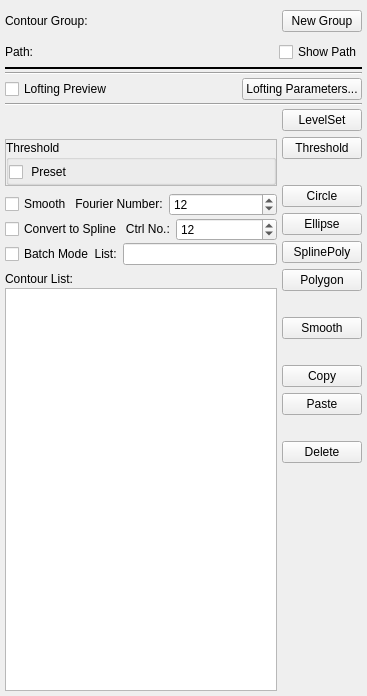
Qt form Code/Source/sv4gui/Plugins/org.sv.gui.qt.segmentation/sv4gui_Seg2DEdit.ui (SimVascular/SimVascular) before a commit.
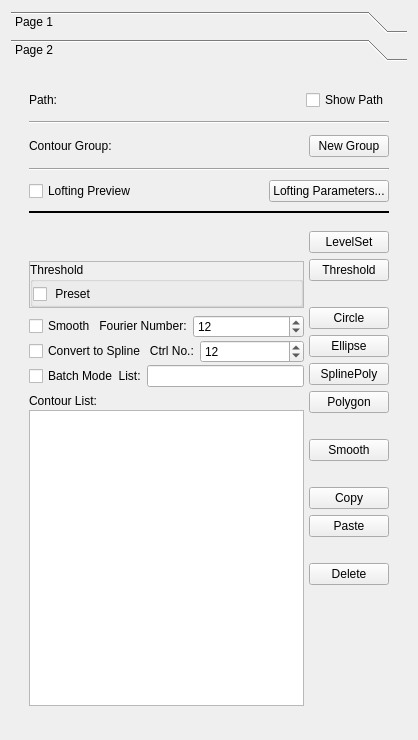
The same form after that commit. Custom widgets are drawn as their Qt base class.

Commit message: adding pages to segmentation plugin

Patch:
```diff
--- a/Code/Source/sv4gui/Plugins/org.sv.gui.qt.segmentation/sv4gui_Seg2DEdit.ui
+++ b/Code/Source/sv4gui/Plugins/org.sv.gui.qt.segmentation/sv4gui_Seg2DEdit.ui
@@ -6,29 +6,115 @@
    <rect>
     <x>0</x>
     <y>0</y>
-    <width>367</width>
-    <height>696</height>
+    <width>418</width>
+    <height>740</height>
    </rect>
   </property>
   <property name="windowTitle">
    <string>Form</string>
   </property>
+  <layout class="QVBoxLayout" name="verticalLayout_5">
+   <item>
+    <widget class="QToolBox" name="toolBox">
+     <property name="currentIndex">
+      <number>1</number>
+     </property>
+     <widget class="QWidget" name="page">
+      <property name="geometry">
+       <rect>
+        <x>0</x>
+        <y>0</y>
+        <width>400</width>
+        <height>660</height>
+       </rect>
+      </property>
+      <attribute name="label">
+       <string>Page 1</string>
+      </attribute>
+     </widget>
+     <widget class="QWidget" name="page_2">
+      <property name="geometry">
+       <rect>
+        <x>0</x>
+        <y>0</y>
+        <width>400</width>
+        <height>660</height>
+       </rect>
+      </property>
+      <attribute name="label">
+       <string>Page 2</string>
+      </attribute>
   <layout class="QVBoxLayout" name="verticalLayout">
-   <property name="spacing">
-    <number>0</number>
-   </property>
+       <item>
+        <widget class="QWidget" name="widget_8" native="true">
+         <property name="sizePolicy">
+          <sizepolicy hsizetype="Preferred" vsizetype="Preferred">
+           <horstretch>0</horstretch>
+           <verstretch>0</verstretch>
+          </sizepolicy>
+         </property>
+         <layout class="QVBoxLayout" name="verticalLayout_4">
+          <item>
+           <widget class="QWidget" name="widget_4" native="true">
+            <layout class="QGridLayout" name="gridLayout_2">
    <property name="leftMargin">
-    <number>5</number>
+              <number>0</number>
    </property>
    <property name="topMargin">
     <number>5</number>
    </property>
    <property name="rightMargin">
-    <number>5</number>
+              <number>0</number>
    </property>
    <property name="bottomMargin">
-    <number>0</number>
-   </property>
+              <number>5</number>
+             </property>
+             <property name="spacing">
+              <number>5</number>
+             </property>
+             <item row="0" column="2">
+              <widget class="QCheckBox" name="checkBoxShowPath">
+               <property name="sizePolicy">
+                <sizepolicy hsizetype="Fixed" vsizetype="Fixed">
+                 <horstretch>0</horstretch>
+                 <verstretch>0</verstretch>
+                </sizepolicy>
+               </property>
+               <property name="text">
+                <string>Show Path</string>
+               </property>
+              </widget>
+             </item>
+             <item row="0" column="0">
+              <widget class="QLabel" name="label_6">
+               <property name="sizePolicy">
+                <sizepolicy hsizetype="Fixed" vsizetype="Preferred">
+                 <horstretch>0</horstretch>
+                 <verstretch>0</verstretch>
+                </sizepolicy>
+               </property>
+               <property name="text">
+                <string>Path:</string>
+               </property>
+              </widget>
+             </item>
+             <item row="0" column="1">
+              <widget class="QLabel" name="labelPathName">
+               <property name="text">
+                <string/>
+               </property>
+              </widget>
+             </item>
+            </layout>
+           </widget>
+          </item>
+          <item>
+           <widget class="Line" name="line_2">
+            <property name="orientation">
+             <enum>Qt::Horizontal</enum>
+            </property>
+           </widget>
+          </item>
    <item>
     <widget class="QWidget" name="widget_5" native="true">
      <layout class="QGridLayout" name="gridLayout">
@@ -84,101 +170,7 @@
     </widget>
    </item>
    <item>
-    <widget class="QWidget" name="widget_4" native="true">
-     <layout class="QGridLayout" name="gridLayout_2">
-      <property name="leftMargin">
-       <number>0</number>
-      </property>
-      <property name="topMargin">
-       <number>5</number>
-      </property>
-      <property name="rightMargin">
-       <number>0</number>
-      </property>
-      <property name="bottomMargin">
-       <number>5</number>
-      </property>
-      <property name="spacing">
-       <number>5</number>
-      </property>
-      <item row="0" column="1">
-       <widget class="QLabel" name="labelPathName">
-        <property name="text">
-         <string/>
-        </property>
-       </widget>
-      </item>
-      <item row="0" column="0">
-       <widget class="QLabel" name="label_6">
-        <property name="sizePolicy">
-         <sizepolicy hsizetype="Fixed" vsizetype="Preferred">
-          <horstretch>0</horstretch>
-          <verstretch>0</verstretch>
-         </sizepolicy>
-        </property>
-        <property name="text">
-         <string>Path:</string>
-        </property>
-       </widget>
-      </item>
-      <item row="0" column="2">
-       <widget class="QCheckBox" name="checkBoxShowPath">
-        <property name="sizePolicy">
-         <sizepolicy hsizetype="Fixed" vsizetype="Fixed">
-          <horstretch>0</horstretch>
-          <verstretch>0</verstretch>
-         </sizepolicy>
-        </property>
-        <property name="text">
-         <string>Show Path</string>
-        </property>
-       </widget>
-      </item>
-     </layout>
-    </widget>
-   </item>
-   <item>
-    <widget class="Line" name="line">
-     <property name="frameShadow">
-      <enum>QFrame::Plain</enum>
-     </property>
-     <property name="lineWidth">
-      <number>2</number>
-     </property>
-     <property name="midLineWidth">
-      <number>1</number>
-     </property>
-     <property name="orientation">
-      <enum>Qt::Horizontal</enum>
-     </property>
-    </widget>
-   </item>
-   <item>
-    <widget class="QWidget" name="widget_6" native="true">
-     <layout class="QHBoxLayout" name="horizontalLayout_8">
-      <property name="spacing">
-       <number>0</number>
-      </property>
-      <property name="leftMargin">
-       <number>0</number>
-      </property>
-      <property name="topMargin">
-       <number>0</number>
-      </property>
-      <property name="rightMargin">
-       <number>0</number>
-      </property>
-      <property name="bottomMargin">
-       <number>2</number>
-      </property>
-      <item>
-       <widget class="sv4guiResliceSlider" name="resliceSlider" native="true"/>
-      </item>
-     </layout>
-    </widget>
-   </item>
-   <item>
-    <widget class="Line" name="line_2">
+           <widget class="Line" name="line_3">
      <property name="orientation">
       <enum>Qt::Horizontal</enum>
      </property>
@@ -229,12 +221,45 @@
     </widget>
    </item>
    <item>
-    <widget class="Line" name="line_3">
+           <widget class="Line" name="line">
+            <property name="frameShadow">
+             <enum>QFrame::Plain</enum>
+            </property>
+            <property name="lineWidth">
+             <number>2</number>
+            </property>
+            <property name="midLineWidth">
+             <number>1</number>
+            </property>
      <property name="orientation">
       <enum>Qt::Horizontal</enum>
      </property>
     </widget>
    </item>
+          <item>
+           <widget class="QWidget" name="widget_6" native="true">
+            <layout class="QHBoxLayout" name="horizontalLayout_8">
+             <property name="spacing">
+              <number>0</number>
+             </property>
+             <property name="leftMargin">
+              <number>0</number>
+             </property>
+             <property name="topMargin">
+              <number>0</number>
+             </property>
+             <property name="rightMargin">
+              <number>0</number>
+             </property>
+             <property name="bottomMargin">
+              <number>2</number>
+             </property>
+             <item>
+              <widget class="sv4guiResliceSlider" name="resliceSlider" native="true"/>
+             </item>
+            </layout>
+           </widget>
+          </item>
    <item>
     <widget class="QWidget" name="widget_2" native="true">
      <layout class="QHBoxLayout" name="horizontalLayout">
@@ -767,6 +792,13 @@
        </widget>
       </item>
      </layout>
+           </widget>
+          </item>
+         </layout>
+        </widget>
+       </item>
+      </layout>
+     </widget>
     </widget>
    </item>
   </layout>
```
Lines whose indentation alone changed are shown as unchanged.
